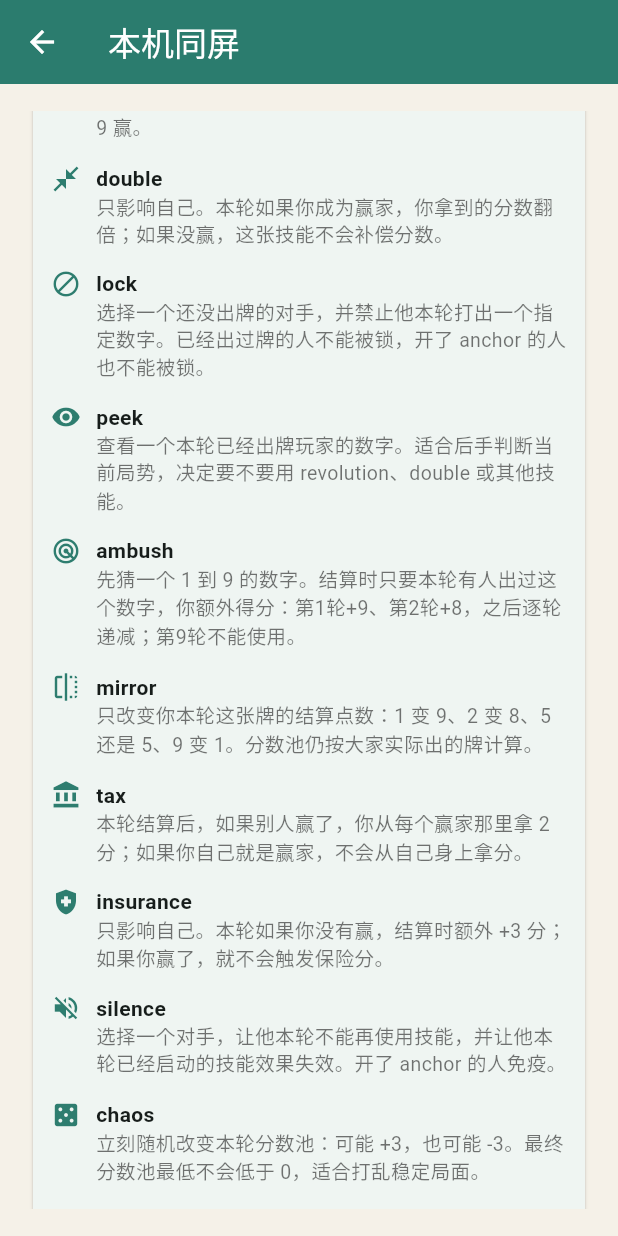
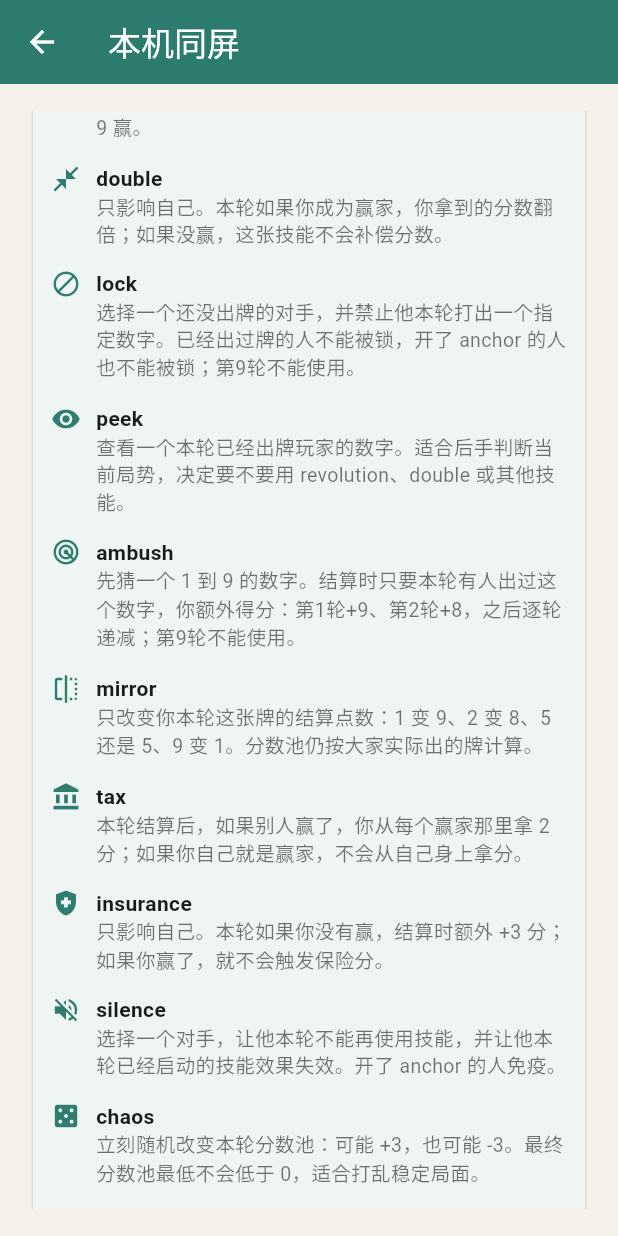
Before and after one commit to wzy884736285/jiupaiduofen, a Flutter app: the GamePage screen opened directly, scrolled down 576 dp, on a phone screen of 412 x 824 dp. Run offline on Flutter 3.47's test engine with Material 3 defaults, Android fonts, the phone set to English and light mode, and no system bars; our stand-ins replace supabase_flutter; accounts and stored records are empty.

Commit message:
Remove snipe from deck and limit lock

```diff
--- a/lib/main.dart
+++ b/lib/main.dart
@@ -26,7 +26,6 @@ const skillDeck = [
   'insurance',
   'silence',
   'chaos',
-  'snipe',
   'anchor',
   'loan',
   'last_word',
@@ -54,7 +53,7 @@ const skillDefinitions = {
     id: 'lock',
     name: 'lock',
     description: '禁别人一个数字',
-    detail: '选择一个还没出牌的对手，并禁止他本轮打出一个指定数字。已经出过牌的人不能被锁，开了 anchor 的人也不能被锁。',
+    detail: '选择一个还没出牌的对手，并禁止他本轮打出一个指定数字。已经出过牌的人不能被锁，开了 anchor 的人也不能被锁；第9轮不能使用。',
     icon: Icons.block,
   ),
   'peek': SkillDefinition(
@@ -735,7 +734,7 @@ class _GamePageState extends State<GamePage> {
     return switch (skillId) {
       'revolution' => !revolutionRound,
       'double' => !player.doubleActive,
-      'lock' => true,
+      'lock' => round < 9,
       'peek' => currentPlays.isNotEmpty,
       'ambush' => round < 9,
       'mirror' => !player.mirrorActive,
@@ -2599,7 +2598,7 @@ class _OnlineGamePageState extends State<OnlineGamePage> {
     return switch (skillId) {
       'revolution' => !room!.revolutionRound,
       'double' => !me.doubleActive,
-      'lock' => true,
+      'lock' => room!.round < 9,
       'peek' => room!.currentPlays.isNotEmpty,
       'ambush' => room!.round < 9,
       'mirror' => !me.mirrorActive,
```
Also changed, not shown: 2 other files.
